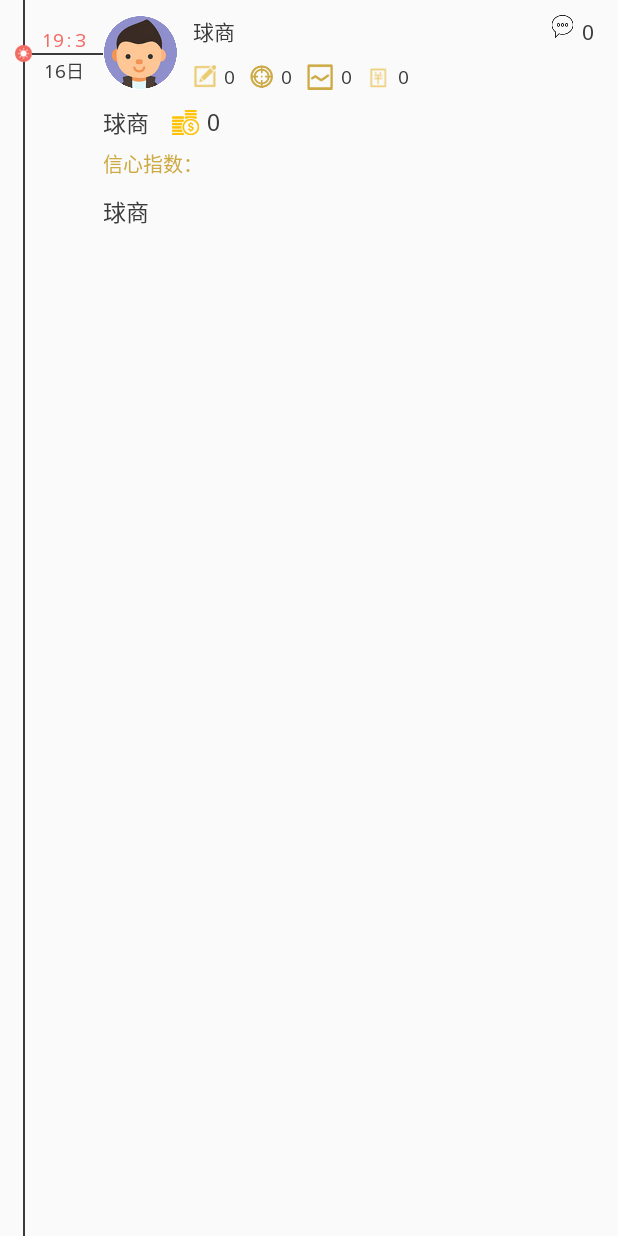
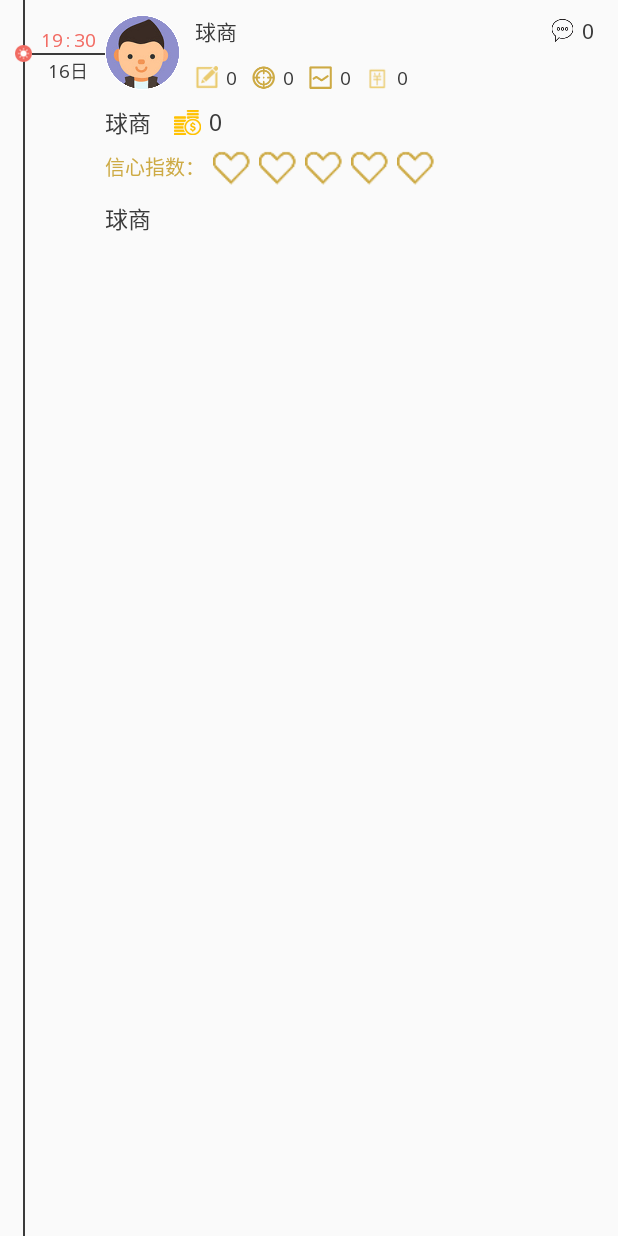
Before and after one commit to ITHTT/BallQApp, an Android app: the layout layout_match_tip_off_item.xml on its own in the app's theme, with its tools: preview values and no code run, on a phone screen of 412 x 824 dp. Run offline under Robolectric (Android 15) with nearby library versions, the phone set to English and light mode, and no system bars.

Commit message:
2016_06_07

```diff
--- a/app/src/main/java/com/tysci/ballq/activitys/BallQMatchDetailActivity.java
+++ b/app/src/main/java/com/tysci/ballq/activitys/BallQMatchDetailActivity.java
@@ -77,7 +77,9 @@ public class BallQMatchDetailActivity extends BaseActivity{
         fragments.add(baseFragment);
 
         if(matchEntity.getEtype()==0) {
-            fragments.add(new BallQMatchForecastDataFragment());
+            baseFragment=new BallQMatchForecastDataFragment();
+            baseFragment.setArguments(data);
+            fragments.add(baseFragment);
             fragments.add(new BallQMatchBettingScaleDataFragment());
             fragments.add(new BallQMatchClashDataFragment());
             fragments.add(new BallQMatchLineupDataFragment());
--- a/app/src/main/java/com/tysci/ballq/activitys/BallQTipOffDetailActivity.java
+++ b/app/src/main/java/com/tysci/ballq/activitys/BallQTipOffDetailActivity.java
@@ -8,6 +8,7 @@ import android.text.Html;
 import android.text.TextUtils;
 import android.view.LayoutInflater;
 import android.view.View;
+import android.view.ViewGroup;
 import android.widget.Button;
 import android.widget.EditText;
 import android.widget.ImageView;
@@ -75,6 +76,7 @@ public class BallQTipOffDetailActivity extends BaseActivity {
         recyclerView.setLayoutManager(new LinearLayoutManager(this));
         titleBar.setRightMenuIcon(R.mipmap.icon_share_gold, this);
         headerView= LayoutInflater.from(this).inflate(R.layout.layout_ballq_tip_off_header,null);
+        headerView.setLayoutParams(new ViewGroup.LayoutParams(ViewGroup.LayoutParams.MATCH_PARENT, ViewGroup.LayoutParams.WRAP_CONTENT));
         recyclerView.addHeaderView(headerView);
     }
 
--- a/app/src/main/java/com/tysci/ballq/fragments/BallQHomeTipOffListFragment.java
+++ b/app/src/main/java/com/tysci/ballq/fragments/BallQHomeTipOffListFragment.java
@@ -72,13 +72,15 @@ public class BallQHomeTipOffListFragment extends BaseFragment implements SwipeRe
     }
 
     private void onRefreshCompelete(){
+        if(swipeRefresh!=null) {
             swipeRefresh.postDelayed(new Runnable() {
                 @Override
                 public void run() {
-                if(swipeRefresh!=null)
+                    if (swipeRefresh != null)
                         swipeRefresh.setRefreshing(false);
                 }
             }, 1000);
+        }
     }
 
 
--- a/app/src/main/java/com/tysci/ballq/fragments/BallQMatchForecastDataFragment.java
+++ b/app/src/main/java/com/tysci/ballq/fragments/BallQMatchForecastDataFragment.java
@@ -37,6 +37,7 @@ public class BallQMatchForecastDataFragment extends BaseFragment{
         Bundle data=getArguments();
         if(data!=null){
             BallQMatchEntity matchEntity=data.getParcelable("match_data");
+
             if(matchEntity!=null) {
                 List<BaseFragment> fragments = new ArrayList<>(2);
                 MatchForecastDataFragment baseFragment = new MatchForecastDataFragment();
--- a/app/src/main/java/com/tysci/ballq/fragments/MatchForecastDataFragment.java
+++ b/app/src/main/java/com/tysci/ballq/fragments/MatchForecastDataFragment.java
@@ -34,6 +34,7 @@ public class MatchForecastDataFragment extends BaseFragment{
 
     @Override
     protected void initViews(View view, Bundle savedInstanceState) {
+        requestDatas();
 
     }
 
--- /dev/null
+++ b/app/src/main/java/com/tysci/ballq/views/widgets/CustomRattingBar.java
@@ -0,0 +1,98 @@
+package com.tysci.ballq.views.widgets;
+
+import android.annotation.TargetApi;
+import android.content.Context;
+import android.content.res.TypedArray;
+import android.os.Build;
+import android.util.AttributeSet;
+import android.view.Gravity;
+import android.widget.ImageView;
+import android.widget.LinearLayout;
+
+import com.tysci.ballq.R;
+import com.tysci.ballq.utils.CommonUtils;
+import com.tysci.ballq.utils.KLog;
+
+import java.util.ArrayList;
+import java.util.List;
+
+/**
+ * Created by HTT on 2016/6/12.
+ */
+public class CustomRattingBar extends LinearLayout {
+    /**星星数*/
+    private int rattingBarCount=5;
+    private int rattingBarWidth;
+    private int rattingBarHeight;
+    private int rattingBarPadding;
+    private List<ImageView> rattingBarItemViews;
+    private int rattingValue;
+
+    public CustomRattingBar(Context context) {
+        super(context);
+        initViews(context,null);
+    }
+
+    public CustomRattingBar(Context context, AttributeSet attrs) {
+        super(context, attrs);
+        initViews(context,attrs);
+    }
+
+    public CustomRattingBar(Context context, AttributeSet attrs, int defStyleAttr) {
+        super(context, attrs, defStyleAttr);
+        initViews(context,attrs);
+    }
+
+    @TargetApi(Build.VERSION_CODES.LOLLIPOP)
+    public CustomRattingBar(Context context, AttributeSet attrs, int defStyleAttr, int defStyleRes) {
+        super(context, attrs, defStyleAttr, defStyleRes);
+        initViews(context,attrs);
+    }
+
+    private void initViews(Context context,AttributeSet attrs){
+        setOrientation(HORIZONTAL);
+        setGravity(Gravity.CENTER_VERTICAL);
+        rattingBarWidth=CommonUtils.dip2px(context,15);
+        rattingBarHeight=CommonUtils.dip2px(context,15);
+        rattingBarPadding=CommonUtils.dip2px(context,2);
+
+        if(attrs!=null){
+            TypedArray typedArray=context.obtainStyledAttributes(attrs, R.styleable.CustomRattingBar);
+            rattingBarWidth=typedArray.getDimensionPixelSize(R.styleable.CustomRattingBar_rattingBar_width,CommonUtils.dip2px(context,15));
+            rattingBarHeight=typedArray.getDimensionPixelSize(R.styleable.CustomRattingBar_rattingBar_height,CommonUtils.dip2px(context,15));
+            rattingBarCount=typedArray.getInt(R.styleable.CustomRattingBar_rattingBar_num,5);
+            rattingBarPadding=typedArray.getDimensionPixelSize(R.styleable.CustomRattingBar_rattingBar_padding,CommonUtils.dip2px(context,2));
+            typedArray.recycle();
+        }
+        //rattingBarItemViews=new ArrayList<>(rattingBarCount);
+        KLog.e("RattingBarNum:"+rattingBarCount);
+        KLog.e("width:"+rattingBarWidth);
+        KLog.e("height:"+rattingBarHeight);
+        for(int i=0;i<rattingBarCount;i++){
+            addRattingBarItem(context,i);
+        }
+    }
+
+    private void addRattingBarItem(Context context,int i){
+        ImageView imageView=new ImageView(context);
+        imageView.setScaleType(ImageView.ScaleType.FIT_XY);
+        imageView.setImageResource(R.drawable.icon_custom_ratting_bar_selector);
+        LinearLayout.LayoutParams layoutParams=new LinearLayout.LayoutParams(rattingBarWidth,rattingBarHeight);
+        if(i!=0){
+            layoutParams.setMargins(rattingBarPadding,0,0,0);
+        }
+        imageView.setLayoutParams(layoutParams);
+        addView(imageView);
+    }
+
+    public void setRattingValue(int value){
+        this.rattingValue=value;
+        for(int i=0;i<value&&i<rattingBarCount;i++){
+            ImageView child= (ImageView) getChildAt(i);
+            child.setSelected(true);
+        }
+    }
+
+
+
+}
--- a/app/src/main/java/com/tysci/ballq/views/widgets/SegmentTabLayout.java
+++ b/app/src/main/java/com/tysci/ballq/views/widgets/SegmentTabLayout.java
@@ -40,6 +40,8 @@ public class SegmentTabLayout extends FrameLayout implements ValueAnimator.Anima
     private float mTabPadding;
     private boolean mTabSpaceEqual;
     private float mTabWidth;
+    private float mTabPaddingTop;
+    private float mTabPaddingBottom;
 
     /** indicator */
     private int mIndicatorColor;
@@ -141,6 +143,8 @@ public class SegmentTabLayout extends FrameLayout implements ValueAnimator.Anima
         mTabSpaceEqual = ta.getBoolean(R.styleable.SegmentTabLayout_tl_tab_space_equal, true);
         mTabWidth = ta.getDimension(R.styleable.SegmentTabLayout_tl_tab_width, dp2px(-1));
         mTabPadding = ta.getDimension(R.styleable.SegmentTabLayout_tl_tab_padding, mTabSpaceEqual || mTabWidth > 0 ? dp2px(0) : dp2px(10));
+        mTabPaddingTop=ta.getDimension(R.styleable.SegmentTabLayout_tl_tab_paddingTop,0);
+        mTabPaddingBottom=ta.getDimension(R.styleable.SegmentTabLayout_tl_tab_paddingBottom,0);
 
         mBarColor = ta.getColor(R.styleable.SegmentTabLayout_tl_bar_color, Color.TRANSPARENT);
         mBarStrokeColor = ta.getColor(R.styleable.SegmentTabLayout_tl_bar_stroke_color, mIndicatorColor);
@@ -208,7 +212,7 @@ public class SegmentTabLayout extends FrameLayout implements ValueAnimator.Anima
     private void updateTabStyles() {
         for (int i = 0; i < mTabCount; i++) {
             View tabView = mTabsContainer.getChildAt(i);
-            tabView.setPadding((int) mTabPadding, 0, (int) mTabPadding, 0);
+            tabView.setPadding((int) mTabPadding, (int)mTabPaddingTop, (int) mTabPadding, (int)mTabPaddingBottom);
             TextView tv_tab_title = (TextView) tabView.findViewById(R.id.tv_tab_title);
             tv_tab_title.setTextColor(i == mCurrentTab ? mTextSelectColor : mTextUnselectColor);
             tv_tab_title.setTextSize(TypedValue.COMPLEX_UNIT_PX, mTextsize);
--- /dev/null
+++ b/app/src/main/res/drawable/icon_custom_ratting_bar_selector.xml
@@ -0,0 +1,5 @@
+<?xml version="1.0" encoding="utf-8"?>
+<selector xmlns:android="http://schemas.android.com/apk/res/android">
+   <item android:state_selected="true" android:drawable="@mipmap/icon_rating_selected"/>
+    <item android:state_selected="false" android:drawable="@mipmap/icon_rating_unselected"/>
+</selector>
--- a/app/src/main/res/layout/fragment_ballq_match_forecast_data.xml
+++ b/app/src/main/res/layout/fragment_ballq_match_forecast_data.xml
@@ -16,7 +16,9 @@
             android:paddingLeft="15dp"
             android:paddingRight="15dp"
             app:tl_indicator_color="#b9a163"
-            app:tl_indicator_corner_radius="5dp"/>
+            app:tl_indicator_corner_radius="5dp"
+            app:tl_tab_paddingTop="5dp"
+            app:tl_tab_paddingBottom="5dp"/>
     </FrameLayout>
     <android.support.v4.view.ViewPager
         android:id="@+id/view_pager"
--- a/app/src/main/res/layout/layout_match_tip_off_item.xml
+++ b/app/src/main/res/layout/layout_match_tip_off_item.xml
@@ -1,12 +1,12 @@
 <?xml version="1.0" encoding="utf-8"?>
 <LinearLayout xmlns:android="http://schemas.android.com/apk/res/android"
+    xmlns:app="http://schemas.android.com/apk/res-auto"
     android:orientation="horizontal"
     android:layout_width="match_parent"
     android:layout_height="wrap_content">
     <RelativeLayout
-        android:layout_width="0dp"
-        android:layout_height="fill_parent"
-        android:layout_weight="1">
+        android:layout_width="70dp"
+        android:layout_height="fill_parent">
         <ImageView
             android:layout_width="1dp"
             android:layout_height="match_parent"
@@ -29,7 +29,7 @@
             android:background="#3a3a3a" />
         <TextView
             android:id="@+id/tvTipCreateTime"
-            android:layout_width="35dp"
+            android:layout_width="40dp"
             android:layout_height="15dp"
             android:layout_marginLeft="25dp"
             android:layout_marginTop="18dp"
@@ -40,7 +40,7 @@
             android:typeface="monospace" />
         <TextView
             android:id="@+id/tvTipCreateDate"
-            android:layout_width="35dp"
+            android:layout_width="40dp"
             android:layout_height="15dp"
             android:layout_marginLeft="25dp"
             android:layout_marginTop="38dp"
@@ -64,6 +64,7 @@
                 android:id="@+id/ivUserIcon"
                 android:layout_width="50dp"
                 android:layout_height="50dp"
+                android:scaleType="centerCrop"
                 android:contentDescription="@string/app_name"
                 android:src="@mipmap/icon_user_default"/>
             <RelativeLayout
@@ -73,7 +74,8 @@
                     android:layout_width="match_parent"
                     android:layout_height="wrap_content"
                     android:paddingLeft="10dp"
-                    android:paddingRight="15dp">
+                    android:paddingRight="15dp"
+                    android:gravity="center_vertical">
                     <TextView
                         android:id="@+id/tvUserNickName"
                         android:layout_width="0dp"
@@ -146,8 +148,8 @@
                         android:typeface="monospace" />
                     <ImageView
                         android:id="@+id/imageView3"
-                        android:layout_width="17dp"
-                        android:layout_height="17dp"
+                        android:layout_width="15dp"
+                        android:layout_height="15dp"
                         android:layout_marginLeft="10dp"
                         android:layout_marginStart="10dp"
                         android:layout_toEndOf="@id/tvWinPercent"
@@ -236,14 +238,25 @@
                 android:textColor="#cdaa44"
                 android:textSize="13sp"
                 android:typeface="monospace" />
+            <com.tysci.ballq.views.widgets.CustomRattingBar
+                android:id="@+id/rating_bar"
+                android:layout_width="wrap_content"
+                android:layout_height="wrap_content"
+                android:layout_marginLeft="5dp"
+                android:gravity="center_vertical"
+                android:layout_gravity="center_vertical"
+                app:rattingBar_width="25dp"
+                app:rattingBar_height="25dp"
+                app:rattingBar_num="5"
+                app:rattingBar_padding="5dp"/>
         </LinearLayout>
         <TextView
             android:id="@+id/tvContent"
             android:layout_width="wrap_content"
             android:layout_height="wrap_content"
-            android:layout_marginEnd="15dp"
             android:layout_marginRight="15dp"
             android:layout_marginTop="10dp"
+            android:layout_marginBottom="15dp"
             android:text="@string/app_name"
             android:textColor="#3a3a3a"
             android:textSize="15sp"
--- a/app/src/main/res/values/sliding_tab_attrs.xml
+++ b/app/src/main/res/values/sliding_tab_attrs.xml
@@ -60,6 +60,8 @@
     <attr name="tl_tab_space_equal" format="boolean"/>
     <!-- 设置tab固定大小 -->
     <attr name="tl_tab_width" format="dimension"/>
+    <attr name="tl_tab_paddingTop" format="dimension"/>
+    <attr name="tl_tab_paddingBottom" format="dimension"/>
 
     <!-- title -->
     <!-- 设置字体大小 -->
@@ -99,6 +101,8 @@
 
         <!-- tab -->
         <attr name="tl_tab_padding"/>
+        <attr name="tl_tab_paddingTop"/>
+        <attr name="tl_tab_paddingBottom"/>
         <attr name="tl_tab_space_equal"/>
         <attr name="tl_tab_width"/>
 
@@ -131,6 +135,8 @@
 
         <!-- tab -->
         <attr name="tl_tab_padding"/>
+        <attr name="tl_tab_paddingTop"/>
+        <attr name="tl_tab_paddingBottom"/>
         <attr name="tl_tab_space_equal"/>
         <attr name="tl_tab_width"/>
 
```
Also changed, not shown: app/src/main/java/com/tysci/ballq/views/adapters/BallQHomeTipOffAdapter.java (+16 -5 lines), app/src/main/java/com/tysci/ballq/views/adapters/BallQMatchTipOffAdapter.java (+45 -0 lines), app/src/main/res/layout/layout_ballq_home_tip_off_item.xml (+6 -6 lines), app/src/main/res/values/attrs.xml (+7 -0 lines). Lines whose indentation alone changed are shown as unchanged.
